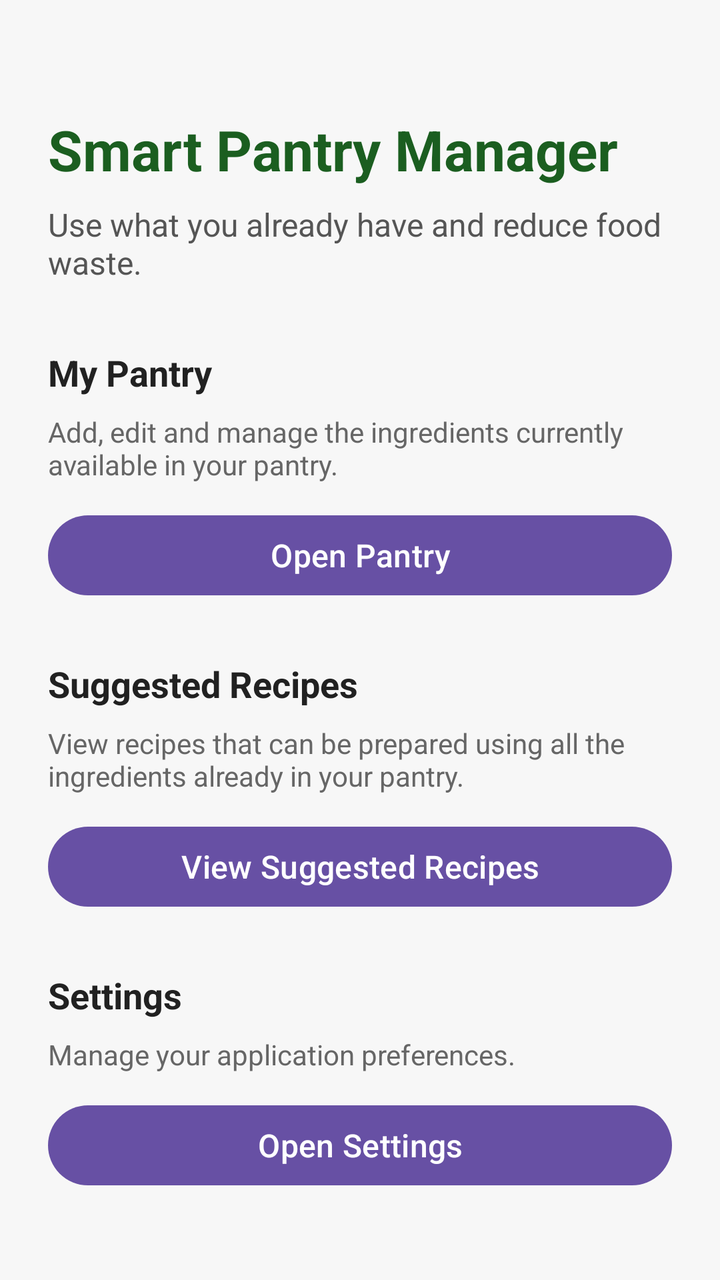
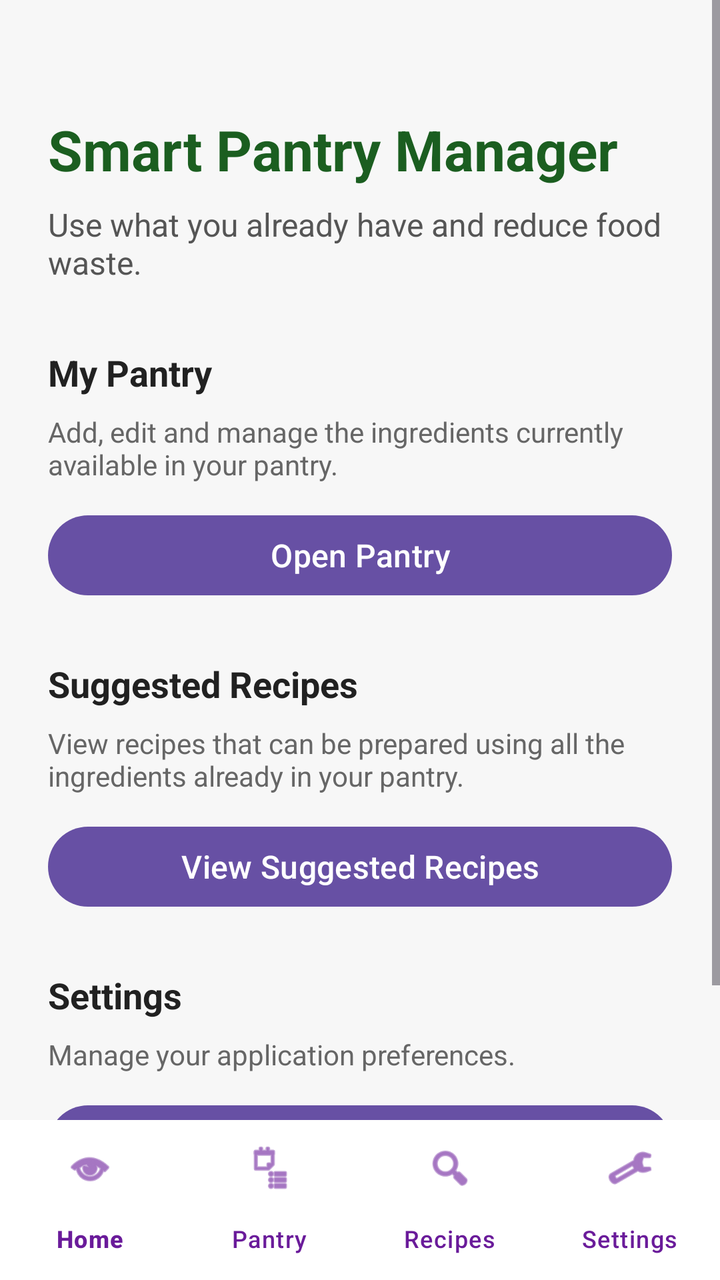

Compare the two renders of this Android layout. The source of the first and the diff that turns it into the second are given below.
<!-- AndroidManifest.xml: application theme Theme.SmartPantryManager -->
<!-- res/layout/activity_main.xml -->
<?xml version="1.0" encoding="utf-8"?>
<ScrollView xmlns:android="http://schemas.android.com/apk/res/android"
    android:id="@+id/main"
    android:layout_width="match_parent"
    android:layout_height="match_parent"
    android:fillViewport="true"
    android:background="#F7F7F7">

    <LinearLayout
        android:layout_width="match_parent"
        android:layout_height="wrap_content"
        android:orientation="vertical"
        android:padding="24dp">

        <TextView
            android:id="@+id/tvAppTitle"
            android:layout_width="wrap_content"
            android:layout_height="wrap_content"
            android:text="Smart Pantry Manager"
            android:textSize="28sp"
            android:textStyle="bold"
            android:textColor="#1B5E20"
            android:layout_marginTop="32dp" />

        <TextView
            android:id="@+id/tvWelcome"
            android:layout_width="wrap_content"
            android:layout_height="wrap_content"
            android:text="Use what you already have and reduce food waste."
            android:textSize="16sp"
            android:textColor="#555555"
            android:layout_marginTop="8dp"
            android:layout_marginBottom="32dp" />

        <TextView
            android:layout_width="wrap_content"
            android:layout_height="wrap_content"
            android:text="My Pantry"
            android:textSize="18sp"
            android:textStyle="bold"
            android:textColor="#212121"
            android:layout_marginBottom="8dp" />

        <TextView
            android:layout_width="match_parent"
            android:layout_height="wrap_content"
            android:layout_marginBottom="12dp"
            android:text="Add, edit and manage the ingredients currently available in your pantry."
            android:textColor="#666666"
            android:textSize="14sp" />

        <Button
            android:id="@+id/btnPantry"
            android:layout_width="match_parent"
            android:layout_height="wrap_content"
            android:text="Open Pantry"
            android:textAllCaps="false"
            android:textSize="16sp"
            android:layout_marginBottom="28dp" />

        <TextView
            android:layout_width="wrap_content"
            android:layout_height="wrap_content"
            android:text="Suggested Recipes"
            android:textSize="18sp"
            android:textStyle="bold"
            android:textColor="#212121"
            android:layout_marginBottom="8dp" />

        <TextView
            android:layout_width="match_parent"
            android:layout_height="wrap_content"
            android:text="View recipes that can be prepared using all the ingredients already in your pantry."
            android:textSize="14sp"
            android:textColor="#666666"
            android:layout_marginBottom="12dp" />

        <Button
            android:id="@+id/btnRecipes"
            android:layout_width="match_parent"
            android:layout_height="wrap_content"
            android:text="View Suggested Recipes"
            android:textAllCaps="false"
            android:textSize="16sp"
            android:layout_marginBottom="28dp" />

        <TextView
            android:layout_width="wrap_content"
            android:layout_height="wrap_content"
            android:text="Settings"
            android:textSize="18sp"
            android:textStyle="bold"
            android:textColor="#212121"
            android:layout_marginBottom="8dp" />

        <TextView
            android:layout_width="match_parent"
            android:layout_height="wrap_content"
            android:text="Manage your application preferences."
            android:textSize="14sp"
            android:textColor="#666666"
            android:layout_marginBottom="12dp" />

        <Button
            android:id="@+id/btnSettings"
            android:layout_width="match_parent"
            android:layout_height="wrap_content"
            android:text="Open Settings"
            android:textAllCaps="false"
            android:textSize="16sp" />

    </LinearLayout>

</ScrollView>
<!-- resources referenced by this layout -->
<resources>
  <style name="Theme.SmartPantryManager" parent="Base.Theme.SmartPantryManager" />
  <style name="Base.Theme.SmartPantryManager" parent="Theme.Material3.DayNight.NoActionBar">
          
          
      </style>
</resources>

<!-- the commit's change to res/layout/activity_main.xml (unified diff, before → after) -->
@@ -1,114 +1,134 @@
 <?xml version="1.0" encoding="utf-8"?>
-<ScrollView xmlns:android="http://schemas.android.com/apk/res/android"
+<LinearLayout xmlns:android="http://schemas.android.com/apk/res/android"
+    xmlns:app="http://schemas.android.com/apk/res-auto"
     android:id="@+id/main"
     android:layout_width="match_parent"
     android:layout_height="match_parent"
-    android:fillViewport="true"
+    android:orientation="vertical"
     android:background="#F7F7F7">
 
-    <LinearLayout
+    <ScrollView
+        android:layout_width="match_parent"
+        android:layout_height="0dp"
+        android:layout_weight="1"
+        android:fillViewport="true">
+
+        <LinearLayout
+            android:layout_width="match_parent"
+            android:layout_height="wrap_content"
+            android:orientation="vertical"
+            android:padding="24dp">
+
+            <TextView
+                android:id="@+id/tvAppTitle"
+                android:layout_width="wrap_content"
+                android:layout_height="wrap_content"
+                android:text="Smart Pantry Manager"
+                android:textSize="28sp"
+                android:textStyle="bold"
+                android:textColor="#1B5E20"
+                android:layout_marginTop="32dp" />
+
+            <TextView
+                android:id="@+id/tvWelcome"
+                android:layout_width="wrap_content"
+                android:layout_height="wrap_content"
+                android:text="Use what you already have and reduce food waste."
+                android:textSize="16sp"
+                android:textColor="#555555"
+                android:layout_marginTop="8dp"
+                android:layout_marginBottom="32dp" />
+
+            <TextView
+                android:layout_width="wrap_content"
+                android:layout_height="wrap_content"
+                android:text="My Pantry"
+                android:textSize="18sp"
+                android:textStyle="bold"
+                android:textColor="#212121"
+                android:layout_marginBottom="8dp" />
+
+            <TextView
+                android:layout_width="match_parent"
+                android:layout_height="wrap_content"
+                android:layout_marginBottom="12dp"
+                android:text="Add, edit and manage the ingredients currently available in your pantry."
+                android:textColor="#666666"
+                android:textSize="14sp" />
+
+            <Button
+                android:id="@+id/btnPantry"
+                android:layout_width="match_parent"
+                android:layout_height="wrap_content"
+                android:text="Open Pantry"
+                android:textAllCaps="false"
+                android:textSize="16sp"
+                android:layout_marginBottom="28dp" />
+
+            <TextView
+                android:layout_width="wrap_content"
+                android:layout_height="wrap_content"
+                android:text="Suggested Recipes"
+                android:textSize="18sp"
+                android:textStyle="bold"
+                android:textColor="#212121"
+                android:layout_marginBottom="8dp" />
+
+            <TextView
+                android:layout_width="match_parent"
+                android:layout_height="wrap_content"
+                android:text="View recipes that can be prepared using all the ingredients already in your pantry."
+                android:textSize="14sp"
+                android:textColor="#666666"
+                android:layout_marginBottom="12dp" />
+
+            <Button
+                android:id="@+id/btnRecipes"
+                android:layout_width="match_parent"
+                android:layout_height="wrap_content"
+                android:text="View Suggested Recipes"
+                android:textAllCaps="false"
+                android:textSize="16sp"
+                android:layout_marginBottom="28dp" />
+
+            <TextView
+                android:layout_width="wrap_content"
+                android:layout_height="wrap_content"
+                android:text="Settings"
+                android:textSize="18sp"
+                android:textStyle="bold"
+                android:textColor="#212121"
+                android:layout_marginBottom="8dp" />
+
+            <TextView
+                android:layout_width="match_parent"
+                android:layout_height="wrap_content"
+                android:text="Manage your application preferences."
+                android:textSize="14sp"
+                android:textColor="#666666"
+                android:layout_marginBottom="12dp" />
+
+            <Button
+                android:id="@+id/btnSettings"
+                android:layout_width="match_parent"
+                android:layout_height="wrap_content"
+                android:text="Open Settings"
+                android:textAllCaps="false"
+                android:textSize="16sp"
+                android:layout_marginBottom="16dp" />
+
+        </LinearLayout>
+
+    </ScrollView>
+
+    <com.google.android.material.bottomnavigation.BottomNavigationView
+        android:id="@+id/bottomNavigation"
         android:layout_width="match_parent"
         android:layout_height="wrap_content"
-        android:orientation="vertical"
-        android:padding="24dp">
+        android:background="@android:color/white"
+        app:itemIconTint="#6A1B9A"
+        app:itemTextColor="#6A1B9A"
+        app:labelVisibilityMode="labeled"
+        app:menu="@menu/bottom_navigation_menu" />
 
-        <TextView
-            android:id="@+id/tvAppTitle"
-            android:layout_width="wrap_content"
-            android:layout_height="wrap_content"
-            android:text="Smart Pantry Manager"
-            android:textSize="28sp"
-            android:textStyle="bold"
-            android:textColor="#1B5E20"
-            android:layout_marginTop="32dp" />
-
-        <TextView
-            android:id="@+id/tvWelcome"
-            android:layout_width="wrap_content"
-            android:layout_height="wrap_content"
-            android:text="Use what you already have and reduce food waste."
-            android:textSize="16sp"
-            android:textColor="#555555"
-            android:layout_marginTop="8dp"
-            android:layout_marginBottom="32dp" />
-
-        <TextView
-            android:layout_width="wrap_content"
-            android:layout_height="wrap_content"
-            android:text="My Pantry"
-            android:textSize="18sp"
-            android:textStyle="bold"
-            android:textColor="#212121"
-            android:layout_marginBottom="8dp" />
-
-        <TextView
-            android:layout_width="match_parent"
-            android:layout_height="wrap_content"
-            android:layout_marginBottom="12dp"
-            android:text="Add, edit and manage the ingredients currently available in your pantry."
-            android:textColor="#666666"
-            android:textSize="14sp" />
-
-        <Button
-            android:id="@+id/btnPantry"
-            android:layout_width="match_parent"
-            android:layout_height="wrap_content"
-            android:text="Open Pantry"
-            android:textAllCaps="false"
-            android:textSize="16sp"
-            android:layout_marginBottom="28dp" />
-
-        <TextView
-            android:layout_width="wrap_content"
-            android:layout_height="wrap_content"
-            android:text="Suggested Recipes"
-            android:textSize="18sp"
-            android:textStyle="bold"
-            android:textColor="#212121"
-            android:layout_marginBottom="8dp" />
-
-        <TextView
-            android:layout_width="match_parent"
-            android:layout_height="wrap_content"
-            android:text="View recipes that can be prepared using all the ingredients already in your pantry."
-            android:textSize="14sp"
-            android:textColor="#666666"
-            android:layout_marginBottom="12dp" />
-
-        <Button
-            android:id="@+id/btnRecipes"
-            android:layout_width="match_parent"
-            android:layout_height="wrap_content"
-            android:text="View Suggested Recipes"
-            android:textAllCaps="false"
-            android:textSize="16sp"
-            android:layout_marginBottom="28dp" />
-
-        <TextView
-            android:layout_width="wrap_content"
-            android:layout_height="wrap_content"
-            android:text="Settings"
-            android:textSize="18sp"
-            android:textStyle="bold"
-            android:textColor="#212121"
-            android:layout_marginBottom="8dp" />
-
-        <TextView
-            android:layout_width="match_parent"
-            android:layout_height="wrap_content"
-            android:text="Manage your application preferences."
-            android:textSize="14sp"
-            android:textColor="#666666"
-            android:layout_marginBottom="12dp" />
-
-        <Button
-            android:id="@+id/btnSettings"
-            android:layout_width="match_parent"
-            android:layout_height="wrap_content"
-            android:text="Open Settings"
-            android:textAllCaps="false"
-            android:textSize="16sp" />
-
-    </LinearLayout>
-
-</ScrollView>
+</LinearLayout>
